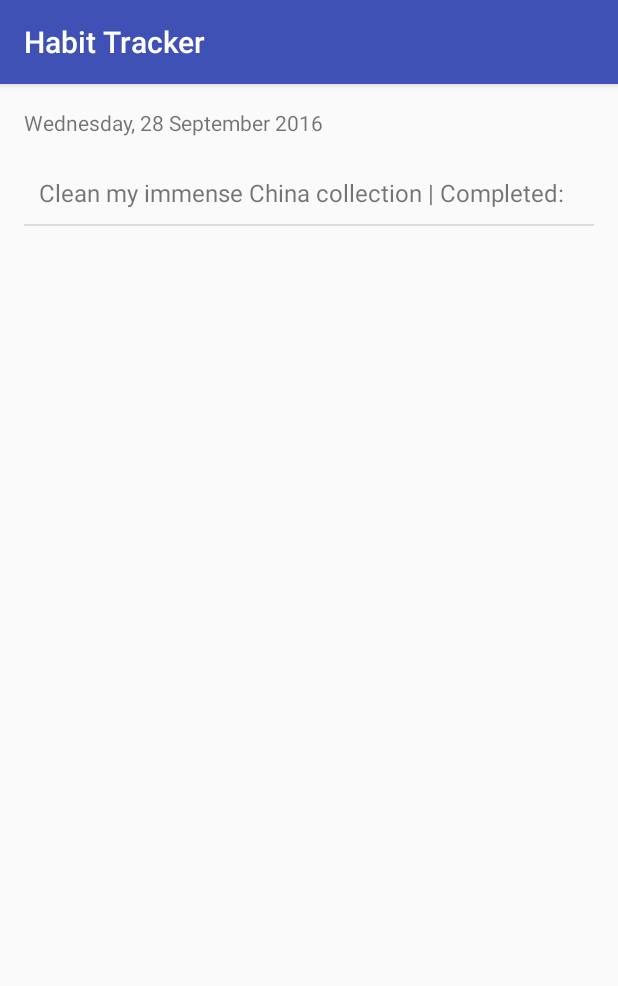
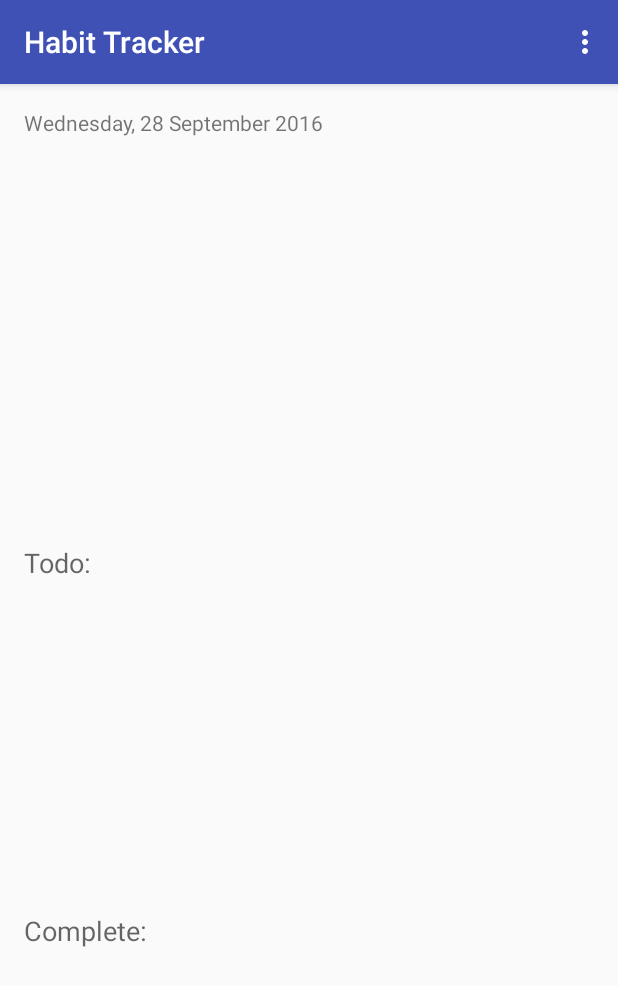
Before and after one commit to Asanche/HabitTracker, an Android app: the screen it shows after launch (MainActivity), on a phone screen of 412 x 824 dp. Shown: the top 986 px of the screen. Run offline under Robolectric (Android 15) with nearby library versions, the phone set to English and light mode, and no system bars; 4 statements that could not run were skipped.

Commit message:
some unit tests, Also now incomplete habits move to the complete list when clicked!1!1!1!

```diff
--- a/app/src/main/AndroidManifest.xml
+++ b/app/src/main/AndroidManifest.xml
@@ -15,6 +15,8 @@
                 <category android:name="android.intent.category.LAUNCHER"/>
             </intent-filter>
         </activity>
+        <activity android:name=".AllHabits">
+        </activity>
     </application>
 
 </manifest>
--- a/app/src/main/java/com/example/adam/habittracker/Day.java
+++ b/app/src/main/java/com/example/adam/habittracker/Day.java
@@ -10,14 +10,12 @@ public class Day
 {
     private int dayNumber;
     private String fullName;
-    private ArrayList<Habit> habits;
 
     public Day(int dayOfWeek)
     {
-        this.habits = new ArrayList<Habit>();
         if(dayOfWeek > 0 && dayOfWeek < 8)
         {
-            this.dayNumber = dayNumber;
+            this.dayNumber = dayOfWeek;
             switch (dayOfWeek)
             {
                 case Calendar.SUNDAY:
@@ -42,8 +40,6 @@ public class Day
                     fullName = "Saturday";
                     break;
             }
-
-            this.populateHabits(dayOfWeek);
         }
         else
         {
@@ -51,18 +47,44 @@ public class Day
         }
     }
 
-    private void populateHabits(int dayofWeek)
+    public static ArrayList<Day> getMultipleDays(int[] daysOfWeek)
     {
-        //deserialize habits from GSON to habits ArrayList...
+        ArrayList<Day> days = new ArrayList<Day>();
+        for(int day : daysOfWeek)
+        {
+            days.add(new Day(day));
+        }
+
+        return days;
     }
 
-    public void addHabit(Habit habit)
+    @Override
+    public boolean equals(Object o)
     {
-        this.habits.add(habit);
+        if (this == o)
+        {
+            return true;
+        }
+        if (o == null || getClass() != o.getClass())
+        {
+            return false;
+        }
+
+        Day day = (Day) o;
+
+        if (dayNumber != day.dayNumber)
+        {
+            return false;
+        }
+        return fullName != null ? fullName.equals(day.fullName) : day.fullName == null;
+
     }
 
-    public ArrayList<Habit> getHabits()
+    @Override
+    public int hashCode()
     {
-        return habits;
+        int result = dayNumber;
+        result = 31 * result + (fullName != null ? fullName.hashCode() : 0);
+        return result;
     }
 }
--- a/app/src/main/java/com/example/adam/habittracker/MainActivity.java
+++ b/app/src/main/java/com/example/adam/habittracker/MainActivity.java
@@ -4,6 +4,8 @@ import android.app.Activity;
 import android.support.v7.app.AppCompatActivity;
 import android.os.Bundle;
 import android.util.Log;
+import android.view.Menu;
+import android.view.MenuInflater;
 import android.widget.AdapterView;
 import android.widget.ListView;
 import android.view.View;
@@ -12,8 +14,11 @@ import android.widget.AdapterView.OnItemClickListener;
 import android.widget.AdapterView;
 import android.widget.ArrayAdapter;
 
+import java.util.ArrayList;
+
 public class MainActivity extends AppCompatActivity
 {
+    private CurrentHabitsController habitsController = CurrentHabitsController.getInstance();
 
     private MainLayoutController mainLayoutController = new MainLayoutController(this);
 
@@ -26,6 +31,14 @@ public class MainActivity extends AppCompatActivity
 
         super.onCreate(savedInstanceState);
 
+        habitsController.init();
         mainLayoutController.init();
     }
+
+    @Override
+    public boolean onCreateOptionsMenu(Menu menu) {
+        MenuInflater inflater = getMenuInflater();
+        inflater.inflate(R.menu.mainmenu, menu);
+        return true;
+    }
 }
--- a/app/src/main/java/com/example/adam/habittracker/MainLayoutController.java
+++ b/app/src/main/java/com/example/adam/habittracker/MainLayoutController.java
@@ -18,11 +18,15 @@ import java.util.Calendar;
  */
 public class MainLayoutController
 {
+    private CurrentHabitsController habitsController = CurrentHabitsController.getInstance();
+
     private Activity mainActivity;
-    private Day currentDay = new Day(Calendar.getInstance().get(Calendar.DAY_OF_WEEK));
+
+    private ListView completeHabitListView;
     private ListView incompleteHabitListView;
-    private ArrayList<Habit> incompleteHabitList = new ArrayList<Habit>();
-    private ArrayAdapter<Habit> adapter;
+
+    private ArrayAdapter<Habit> completeAdapter;
+    private ArrayAdapter<Habit> incompleteAdapter;
 
     public MainLayoutController(Activity activity)
     {
@@ -31,6 +35,10 @@ public class MainLayoutController
 
     public void init()
     {
+        Log.i("trace", "MainLayoutController init");
+        ArrayList<Habit> completeHabitList = new ArrayList<Habit>();
+        ArrayList<Habit> incompleteHabitList = new ArrayList<Habit>();
+
         Calendar currentDate = Calendar.getInstance();
         setDate(currentDate);
         getHabitList(currentDate);
@@ -39,29 +47,37 @@ public class MainLayoutController
     private void getHabitList(Calendar calendar)
     {
         Log.i("trace", "MainLayoutController getHabitList");
-        currentDay.addHabit(new Habit("Clean my immense China collection"));
-        calendar.get(Calendar.DAY_OF_WEEK);
-        //ListView incompleteHabits = (ListView) mainActivity.findViewById(R.id.incompleteHabitsList);
+
+        int[] days = {Calendar.MONDAY, Calendar.TUESDAY};
+        Habit newHabit = new Habit("Topple the Russian Oligarchical system", Day.getMultipleDays(days));
+        habitsController.addHabit(newHabit);
+
         incompleteHabitListView = (ListView) mainActivity.findViewById(R.id.incompleteHabitsList);
+        completeHabitListView = (ListView) mainActivity.findViewById(R.id.completeHabitsList);
 
-        incompleteHabitList = currentDay.getHabits();
-        adapter = new ArrayAdapter<Habit>(mainActivity, R.layout.list_item, incompleteHabitList);
+        incompleteAdapter = new ArrayAdapter<Habit>(mainActivity, R.layout.list_item, habitsController.getIncompleteHabits());
+        completeAdapter = new ArrayAdapter<Habit>(mainActivity, R.layout.list_item, habitsController.getCompleteHabits());
 
         setHabitClickEvents(incompleteHabitListView);
 
-
-        incompleteHabitListView.setAdapter(adapter);
+        completeHabitListView.setAdapter(completeAdapter);
+        incompleteHabitListView.setAdapter(incompleteAdapter);
     }
 
-    private void setHabitClickEvents(ListView habitListView)
+    private void setHabitClickEvents(final ListView incompleteHabitListView)
     {
 
-        habitListView.setOnItemClickListener(new AdapterView.OnItemClickListener()
+        incompleteHabitListView.setOnItemClickListener(new AdapterView.OnItemClickListener()
         {
             @Override
             public void onItemClick(AdapterView<?>adapter,View v, int position, long id)
             {
-                Log.d("DEBUG", adapter.getItemAtPosition(position).toString());
+                Habit selectedHabit = (Habit)adapter.getItemAtPosition(position);
+                selectedHabit.complete();
+
+                habitsController.updateCurrentHabits();
+                incompleteAdapter.notifyDataSetChanged();
+                completeAdapter.notifyDataSetChanged();
             }
         });
     }
--- a/app/src/main/res/layout/activity_main.xml
+++ b/app/src/main/res/layout/activity_main.xml
@@ -20,11 +20,12 @@
     <ListView
         android:id="@+id/incompleteHabitsList"
         android:layout_width="fill_parent"
-        android:layout_height="225dp"
+        android:layout_height="175dp"
         android:layout_weight="1"
         android:scrollbars="vertical"
-        android:layout_below="@+id/currentDate"
-        android:layout_alignParentStart="true">
+        android:layout_above="@+id/textView2"
+        android:layout_alignParentStart="true"
+        android:layout_marginBottom="45dp">
     </ListView>
 
     <ListView
@@ -33,8 +34,26 @@
         android:layout_height="175dp"
         android:layout_weight="1"
         android:scrollbars="vertical"
-        android:layout_below="@+id/incompleteHabitsList"
+        android:layout_alignParentBottom="true"
         android:layout_alignParentStart="true">
     </ListView>
 
+    <TextView
+        android:layout_width="wrap_content"
+        android:layout_height="wrap_content"
+        android:textAppearance="?android:attr/textAppearanceMedium"
+        android:text="Todo:"
+        android:id="@+id/textView"
+        android:layout_above="@+id/incompleteHabitsList"
+        android:layout_alignParentStart="true"/>
+
+    <TextView
+        android:layout_width="wrap_content"
+        android:layout_height="wrap_content"
+        android:textAppearance="?android:attr/textAppearanceMedium"
+        android:text="Complete:"
+        android:id="@+id/textView2"
+        android:layout_above="@+id/completeHabitsList"
+        android:layout_alignParentStart="true"/>
+
 </RelativeLayout>
--- /dev/null
+++ b/app/src/main/res/menu/mainmenu.xml
@@ -0,0 +1,13 @@
+<?xml version="1.0" encoding="utf-8"?>
+<menu xmlns:android="http://schemas.android.com/apk/res/android">
+    <item android:id="@+id/file"
+          android:title="Menu" >
+        <!-- "file" submenu -->
+        <menu>
+            <item android:id="@+id/create_new"
+                  android:title="All Habits" />
+            <item android:id="@+id/open"
+                  android:title="Add Habit" />
+        </menu>
+    </item>
+</menu>
```
Also changed, not shown: app/src/main/java/com/example/adam/habittracker/AllHabits.java (added, +15 -0 lines), app/src/main/java/com/example/adam/habittracker/Habit.java (+64 -1 lines), app/src/main/res/layout/activity_all_habits.xml (added, +13 -0 lines).
